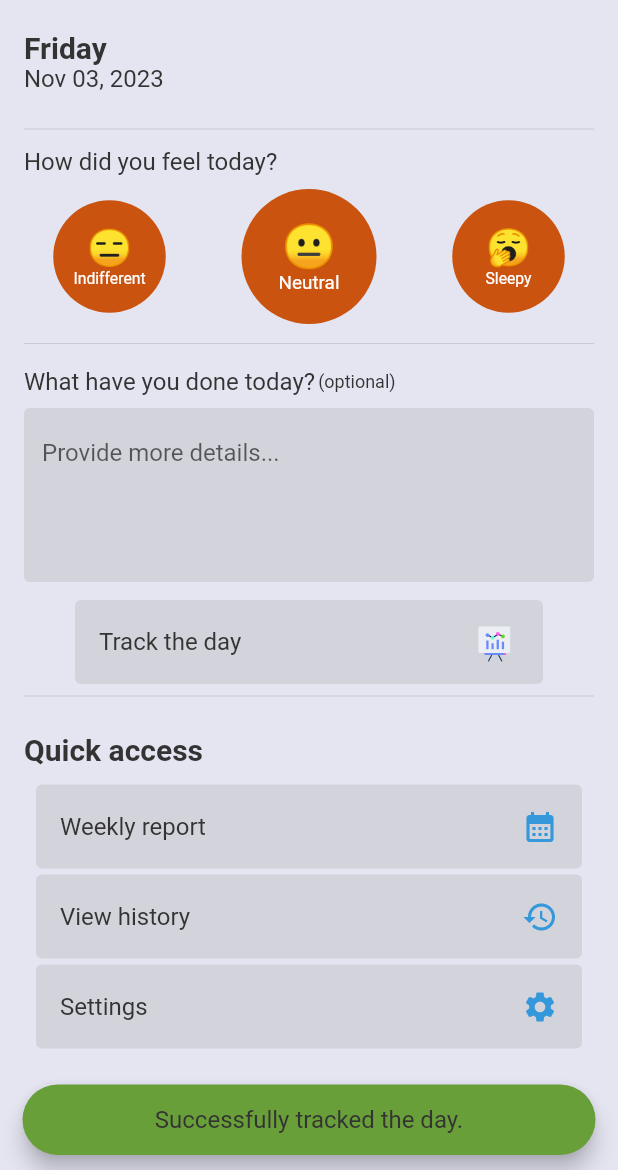
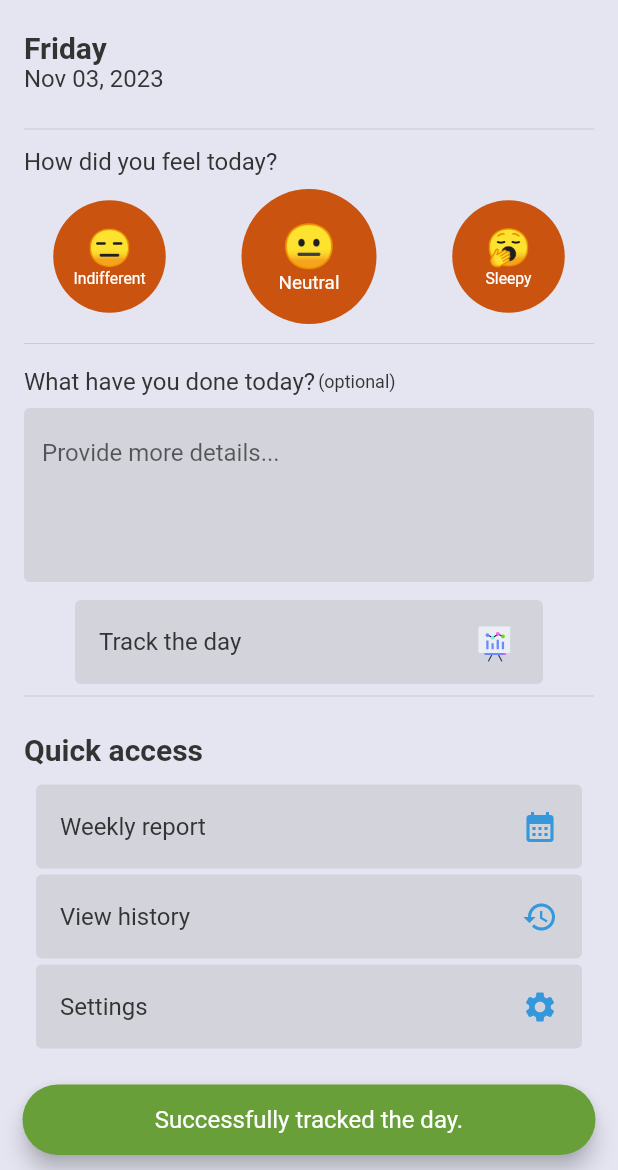
Before and after one commit to sauciucrazvan/mindwaves, a Flutter app: the screen it shows after launch, after a tap on "Indifferent", after a tap on "Neutral", after a tap on "Track the day", on a phone screen of 412 x 824 dp, the part 66-1236 px from its top. Run offline on Flutter 3.47's test engine with Material 2 defaults, Android fonts, the phone set to English and light mode, and no system bars; our stand-ins replace flutter_local_notifications, hive, hive_flutter, lottie, timezone; missing offline and left inert: encrypt, graphic; accounts and stored records are empty.

Commit message:
Fixed the text coloring of the elevated notifications

```diff
--- a/lib/frontend/widgets/notifications/elevated_notification.dart
+++ b/lib/frontend/widgets/notifications/elevated_notification.dart
@@ -7,7 +7,10 @@ void showElevatedNotification(BuildContext context, String message, Color color,
     content: Center(
       child: Text(
         message,
-        style: Theme.of(context).textTheme.bodyMedium,
+        style: const TextStyle(
+          color: Colors.white,
+          fontSize: 16,
+        ),
         textAlign: TextAlign.center,
       ),
     ),
```
